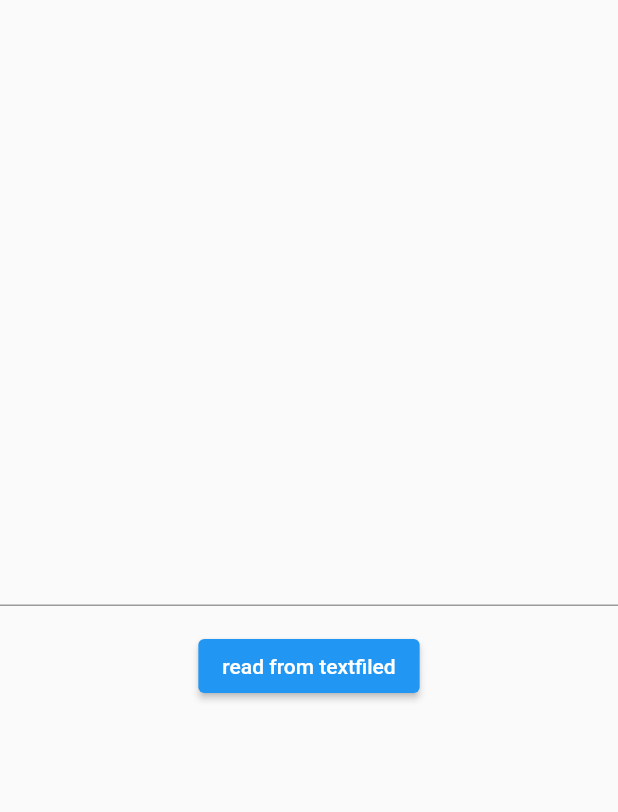
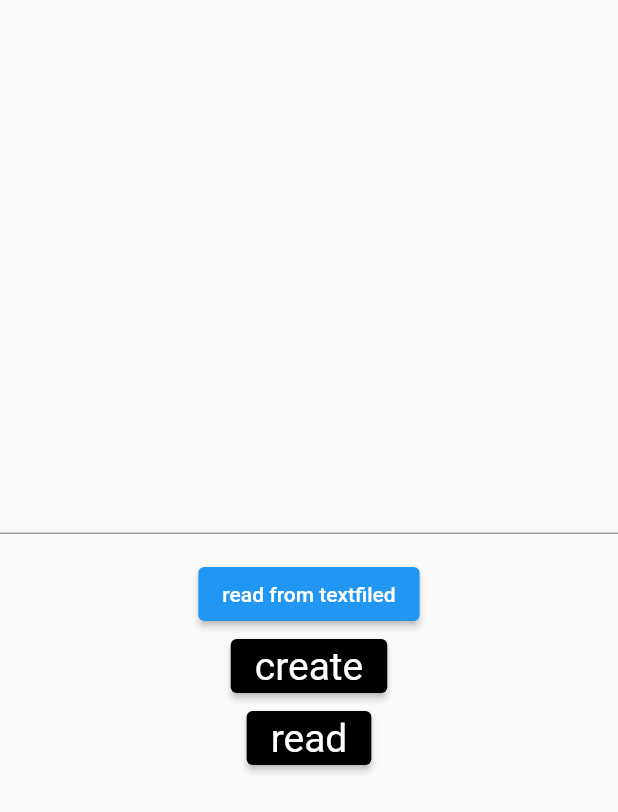
Before and after one commit to amirahmadadibi/note_app, a Flutter app: the screen it shows after launch, on a phone screen of 412 x 824 dp. Shown: the top 812 px of the screen. Run offline on Flutter 3.47's test engine with Material 2 defaults, Android fonts, the phone set to English and light mode, and no system bars; our stand-ins replace hive_flutter; accounts and stored records are empty.

Commit message:
week13 create and read simple data

```diff
--- a/lib/home_screen.dart
+++ b/lib/home_screen.dart
@@ -1,4 +1,5 @@
 import 'package:flutter/material.dart';
+import 'package:hive_flutter/hive_flutter.dart';
 
 class HomeScreen extends StatefulWidget {
   const HomeScreen({Key? key}) : super(key: key);
@@ -10,6 +11,9 @@ class HomeScreen extends StatefulWidget {
 class _HomeScreenState extends State<HomeScreen> {
   String inputText = '';
   var controller = TextEditingController();
+
+  var box = Hive.box('names');
+
   @override
   Widget build(BuildContext context) {
     return Scaffold(
@@ -28,6 +32,23 @@ class _HomeScreenState extends State<HomeScreen> {
                 });
               },
               child: Text('read from textfiled'),
+            ),
+            ElevatedButton(
+              style: ElevatedButton.styleFrom(
+                  primary: Colors.black, textStyle: TextStyle(fontSize: 26)),
+              onPressed: () {
+                box.put(1, 'amirahmad');
+              },
+              child: Text('create'),
+            ),
+            ElevatedButton(
+              style: ElevatedButton.styleFrom(
+                  primary: Colors.black, textStyle: TextStyle(fontSize: 26)),
+              onPressed: () {
+                var text = box.get(1);
+                print(text);
+              },
+              child: Text('read'),
             )
           ],
         ),
--- a/lib/main.dart
+++ b/lib/main.dart
@@ -1,7 +1,10 @@
 import 'package:flutter/material.dart';
+import 'package:hive_flutter/hive_flutter.dart';
 import 'package:note_application/home_screen.dart';
 
-void main() {
+void main() async {
+  await Hive.initFlutter();
+  var box = await Hive.openBox('names');
   runApp(Application());
 }
 
```
Also changed, not shown: 3 other files.
